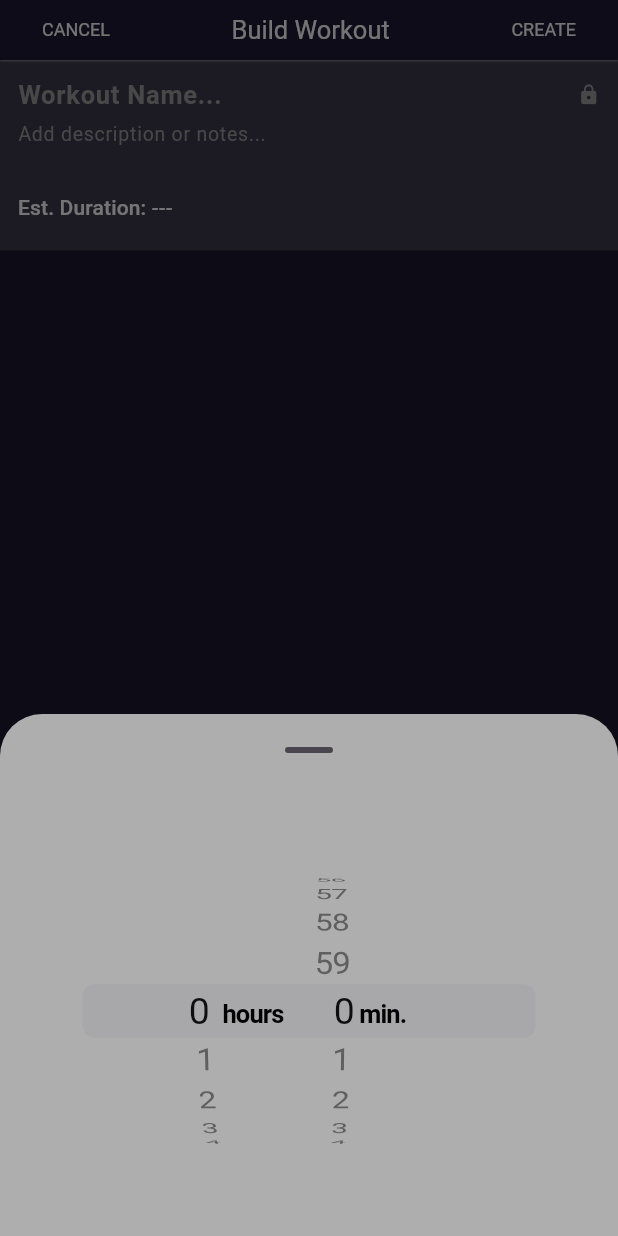
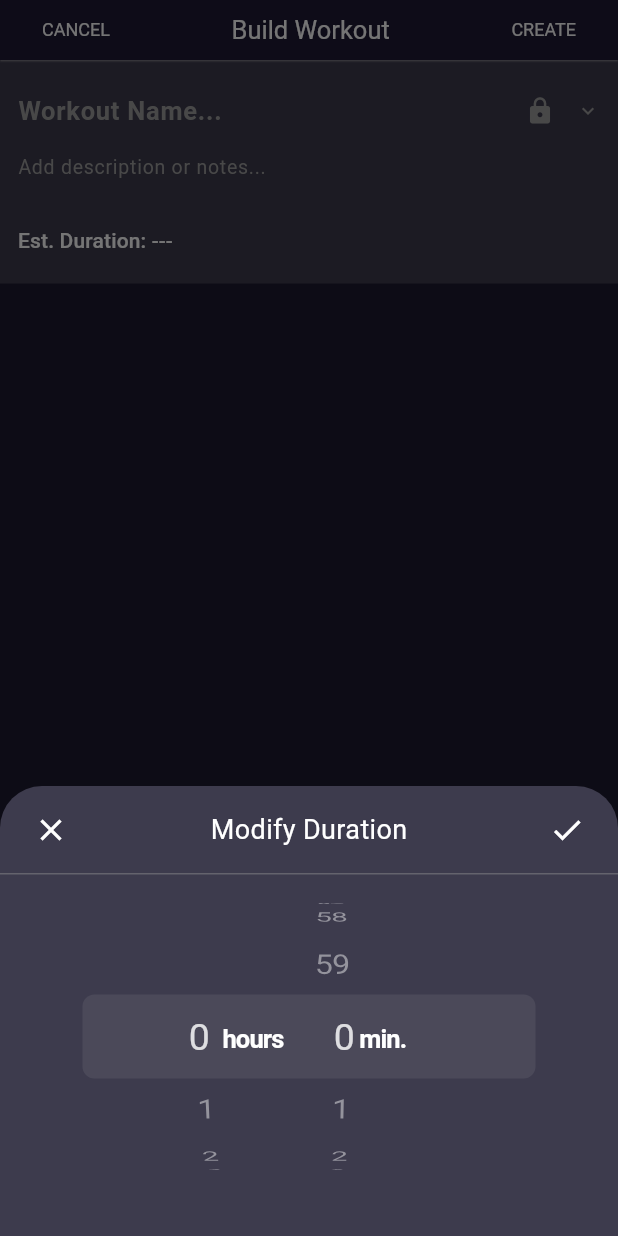
Before and after one commit to BryceChimene/selfsync_ios, a Flutter app: the CreateWorkoutPage screen opened directly with empty values, after a tap on an icon or button, on a phone screen of 412 x 824 dp. Run offline on Flutter 3.47's test engine with Material 3 defaults, Android fonts, the phone set to English and light mode, and no system bars; our stand-ins replace curved_navigation_bar, flutter_slidable, sqflite, table_calendar; accounts and stored records are empty.

Commit message:
Additions to create_workout

```diff
--- /dev/null
+++ b/devtools_options.yaml
@@ -0,0 +1 @@
+extensions:
--- a/lib/pages/workout_page.dart
+++ b/lib/pages/workout_page.dart
@@ -240,7 +240,7 @@ class _WorkoutPageState extends State<WorkoutPage> {
                   '${value.name}\'s Workouts',
                   textAlign: TextAlign.center,
                   style: const TextStyle(
-                    fontSize: 15,
+                    fontSize: 18,
                     fontWeight: FontWeight.w800,
                     color: Colors.blueAccent,
                   ),
@@ -386,9 +386,9 @@ class _WorkoutPageState extends State<WorkoutPage> {
             // Redoing workout creation
             IconButton(
               icon: const Icon(
-                Icons.add_alarm,
+                Icons.add,
                 color: Colors.white,
-                size: 20,
+                size: 24,
               ),
               onPressed: () {
                 Navigator.push(
--- a/lib/widgets/create_workout.dart
+++ b/lib/widgets/create_workout.dart
@@ -18,6 +18,7 @@ class CreateWorkoutPage extends StatefulWidget {
 class _CreateWorkoutPageState extends State<CreateWorkoutPage> {
   late TextEditingController workoutTitleController;
   late TextEditingController workoutNotesController;
+  //not used
   late TextEditingController durationController;
   Duration? duration;
 
@@ -25,6 +26,8 @@ class _CreateWorkoutPageState extends State<CreateWorkoutPage> {
   void initState() {
     workoutTitleController = TextEditingController();
     workoutNotesController = TextEditingController();
+    //not used
+    durationController = TextEditingController();
     super.initState();
   }
 
@@ -32,6 +35,8 @@ class _CreateWorkoutPageState extends State<CreateWorkoutPage> {
   void dispose() {
     workoutTitleController.dispose();
     workoutNotesController.dispose();
+    //not used
+    durationController.dispose();
     super.dispose();
   }
 
@@ -40,6 +45,7 @@ class _CreateWorkoutPageState extends State<CreateWorkoutPage> {
     DateTime selectedDay = widget.selectedDay;
 
     return Scaffold(
+
       //Top Headerbar
       appBar: AppBar(
         shadowColor: Colors.white,
@@ -125,8 +131,10 @@ class _CreateWorkoutPageState extends State<CreateWorkoutPage> {
           onPressed: () {
             //Workout Creation dialog
           },
-          child: const Padding(padding: EdgeInsets.symmetric(vertical: 13),
-            child: Text('ADD EXERCISE',
+          child: const Padding(
+            padding: EdgeInsets.symmetric(vertical: 13),
+            child: Text(
+              'ADD EXERCISE',
               style: TextStyle(
                 fontWeight: FontWeight.w800,
                 fontSize: 15,
@@ -136,7 +144,7 @@ class _CreateWorkoutPageState extends State<CreateWorkoutPage> {
         ),
       ),
 
-      //Background color of page
+      //Background color of entire page
       backgroundColor: const Color.fromARGB(255, 29, 26, 49),
 
       body: Container(
@@ -174,11 +182,20 @@ class _CreateWorkoutPageState extends State<CreateWorkoutPage> {
                     ),
                   ),
                   //public option
+                  IconButton(
+                      onPressed: () {
+                        _displayPrivacySheet(context);
+                      },
+                      icon: const Icon(
+                        Icons.lock,
+                        size: 20,
+                        color: Colors.grey,
+                      )),
                   const Icon(
-                    Icons.lock,
+                    Icons.keyboard_arrow_down,
+                    size: 16,
                     color: Colors.grey,
-                    size: 15,
-                  )
+                  ),
                 ],
               ),
             ),
@@ -211,8 +228,11 @@ class _CreateWorkoutPageState extends State<CreateWorkoutPage> {
                     style: TextButton.styleFrom(
                       foregroundColor: Colors.white,
                     ),
-                    onPressed: () {_displayBottomSheet(context);},
-                    child: Text('Est. Duration: ${duration != null ? "${duration!.inHours}:${(duration!.inMinutes % 60).toString().padLeft(2, '0')}" : "---"}'),
+                    onPressed: () {
+                      _displayDurationSheet(context);
+                    },
+                    child: Text(
+                        'Est. Duration: ${duration != null ? "${duration!.inHours}:${(duration!.inMinutes % 60).toString().padLeft(2, '0')}" : "---"}'),
                   ),
                 ],
               ),
@@ -223,22 +243,113 @@ class _CreateWorkoutPageState extends State<CreateWorkoutPage> {
     );
   }
 
-  Future _displayBottomSheet(BuildContext context) async{
+  //Bottom Sheet to Modify Duration of workout
+  Future _displayDurationSheet(BuildContext context) async {
+    Duration tempDuration = duration ?? Duration.zero;
     // ignore: unused_local_variable
     final newDuration = await showModalBottomSheet<Duration>(
-      showDragHandle: true,
-      backgroundColor: Color.fromARGB(255, 175, 174, 174),
+      showDragHandle: false,
+      isDismissible: true,
+      backgroundColor: const Color.fromARGB(255, 61, 59, 77),
       context: context,
-      builder: (context) => Container(
+      builder: (context) => SizedBox(
         height: 300,
-        child: CupertinoTimerPicker(
-          mode: CupertinoTimerPickerMode.hm,
-          onTimerDurationChanged: (Duration newDuration)
-            {
-              setState(() { duration = newDuration; });
-          },
+        child: Column(
+          children: [
+            Container(
+              decoration: BoxDecoration(
+                border: Border(
+                  bottom: BorderSide(
+                    width: 1,
+                    color: Colors.grey.withOpacity(0.4),
+                  ),
+                ),
+              ),
+              child: Padding(
+                padding:
+                    const EdgeInsets.symmetric(horizontal: 10, vertical: 5),
+                child: Row(
+                  mainAxisAlignment: MainAxisAlignment.spaceBetween,
+                  children: [
+                    IconButton(
+                      onPressed: () {
+                        Navigator.pop(context);
+                      },
+                      icon: const Icon(
+                        Icons.close,
+                        color: Colors.white,
+                        size: 24,
+                      ),
+                    ),
+                    const Text(
+                      'Modify Duration',
+                      style: TextStyle(
+                        color: Colors.white,
+                        fontSize: 18,
+                      ),
+                    ),
+                    IconButton(
+                      onPressed: () {
+                        Navigator.pop(context, tempDuration);
+                      },
+                      icon: const Icon(
+                        Icons.check,
+                        color: Colors.white,
+                        size: 24,
+                      ),
+                    ),
+                  ],
+                ),
+              ),
+            ),
+            CupertinoTheme(
+              data: const CupertinoThemeData(
+                brightness: Brightness.dark,
+              ),
+              child: CupertinoTimerPicker(
+                mode: CupertinoTimerPickerMode.hm,
+                initialTimerDuration: tempDuration,
+                onTimerDurationChanged: (Duration newDuration) {
+                  tempDuration = newDuration;
+                },
+                itemExtent: 50,
+              ),
+            ),
+          ],
         ),
       ),
     );
+    if (newDuration != null) {
+      setState(() {
+        duration =
+            newDuration; // Update the actual duration with the confirmed selection
+      });
+    }
+  }
+
+  Future _displayPrivacySheet(BuildContext context) async {
+    await showCupertinoModalPopup(
+      context: context,
+      builder: (BuildContext context) {
+        return CupertinoActionSheet(
+          title: Text('Workout Privacy Options'),
+          message: Text(
+            'Control who can see tis workout. Do not include\n personal information...',
+          ),
+          actions: [
+            CupertinoActionSheetAction(
+              onPressed: () {},
+              child: Text('Private'),
+            ),
+            CupertinoActionSheetAction(
+              onPressed: () {},
+              child: Text('Friends'))
+          ],
+          cancelButton: CupertinoActionSheetAction(
+            onPressed: () {Navigator.pop(context);},
+            child: Text('Cancel')),
+        );
+      },
+    );
   }
 }
```
